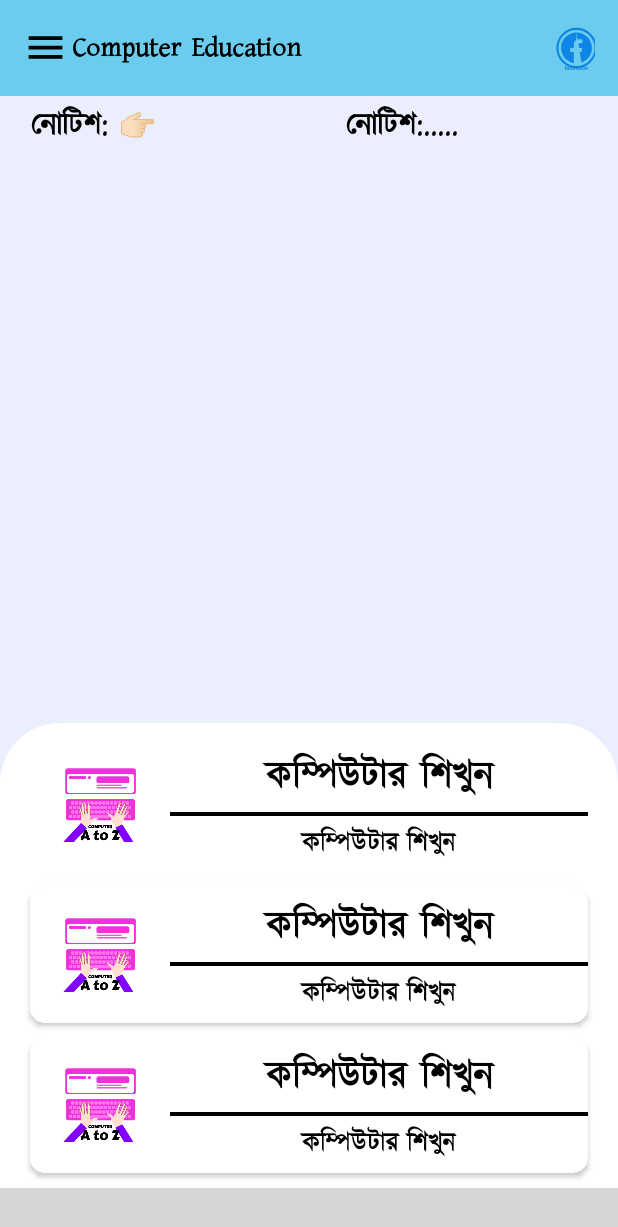
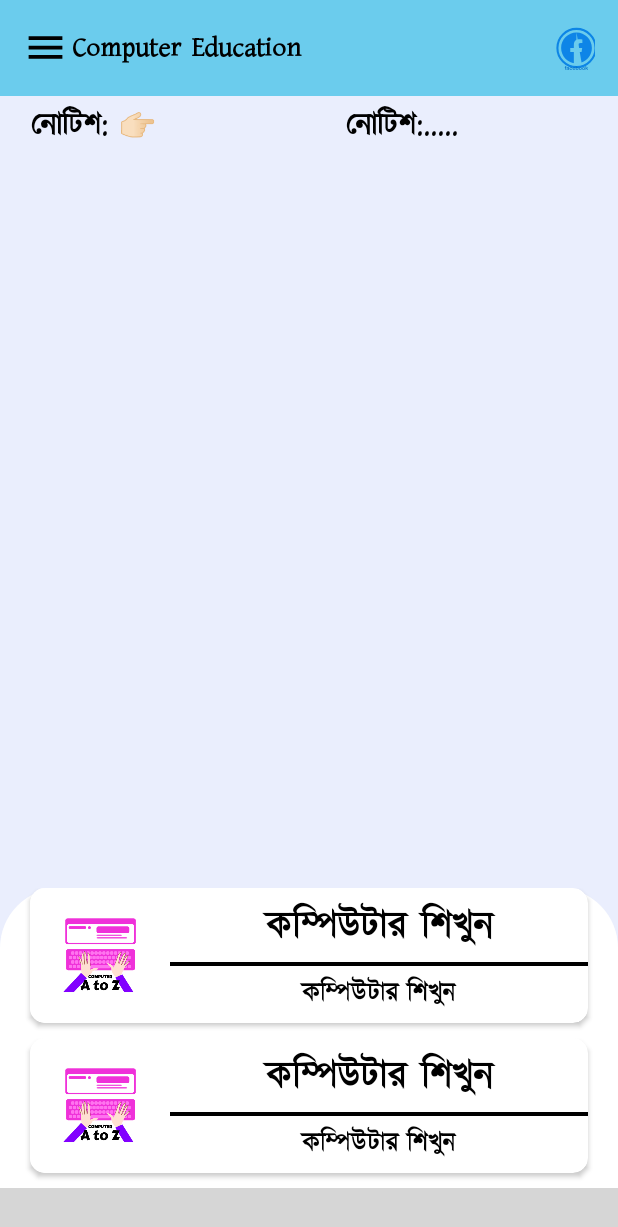
Before and after one commit to DeveloperMujahids/Education-Book---All-in-One-Learning-Guide-Offline-, an Android app: the layout activity_main.xml on its own in the app's theme, with its tools: preview values and no code run, on a phone screen of 412 x 824 dp. Shown: the top 1227 px of the screen. Run offline under Robolectric (Android 15) with nearby library versions, the phone set to English and light mode, and no system bars; plain views replace MeowBottomNavigation; network calls fail; grey boxes are pictures that could not be loaded.

```diff
--- a/app/src/main/res/layout/activity_main.xml
+++ b/app/src/main/res/layout/activity_main.xml
@@ -165,83 +165,7 @@
                       android:orientation="vertical"
                       >
 
-                      <androidx.cardview.widget.CardView
-                          style="@style/ShapeAppearance.Neumorph.CardView"
-                          android:layout_width="match_parent"
-                          android:layout_height="90dp"
-                          android:src="@drawable/h2"
-                          android:scaleType="centerCrop"
-                          android:layout_marginLeft="20dp"
-                          android:layout_marginRight="20dp"
-                          app:cardCornerRadius="10dp"
-                          android:layout_marginBottom="10dp"
-                          android:layout_marginTop="10dp"
 
-                          >
-                          <LinearLayout
-                              android:layout_width="match_parent"
-                              android:layout_height="match_parent"
-                              android:orientation="horizontal"
-                              android:weightSum="4"
-                              android:foreground="?attr/selectableItemBackground"
-                              android:clickable="true"
-                              >
-                              <ImageView
-                                  android:layout_width="match_parent"
-                                  android:layout_height="match_parent"
-                                  android:src="@drawable/logo"
-                                  android:scaleType="centerCrop"
-                                  android:layout_weight="3"
-                                  />
-                              <LinearLayout
-                                  android:layout_width="match_parent"
-                                  android:layout_height="match_parent"
-                                  android:layout_weight="1"
-                                  android:orientation="vertical"
-                                  android:gravity="center"
-                                  >
-                                  <TextView
-                                      android:layout_width="match_parent"
-                                      android:layout_height="wrap_content"
-                                      android:textSize="25sp"
-                                      android:textStyle="bold"
-                                      android:textColor="#000000"
-                                      android:padding="5dp"
-                                      android:text="কম্পিউটার শিখুন"
-                                      android:gravity="center"
-                                      android:layout_gravity="center"
-                                      android:fontFamily="@font/font1"
-                                      />
-                                  <View
-                                      android:layout_width="match_parent"
-                                      android:layout_height="1dp"
-                                      android:background="#000000"
-                                      />
-                                  <View
-                                      android:layout_width="match_parent"
-                                      android:layout_height="1dp"
-                                      android:background="#000000"
-                                      android:paddingTop="2dp"
-                                      />
-                                  <TextView
-                                      android:layout_width="match_parent"
-                                      android:layout_height="wrap_content"
-                                      android:textSize="17sp"
-                                      android:textStyle="bold"
-                                      android:textColor="#000000"
-                                      android:padding="5dp"
-                                      android:text="কম্পিউটার শিখুন"
-                                      android:gravity="center"
-                                      android:layout_gravity="center"
-                                      android:fontFamily="@font/font1"
-                                      />
-
-
-                              </LinearLayout>
-
-                          </LinearLayout>
-
-                      </androidx.cardview.widget.CardView>
                       <androidx.cardview.widget.CardView
                           style="@style/ShapeAppearance.Neumorph.CardView"
                           android:layout_width="match_parent"
```
